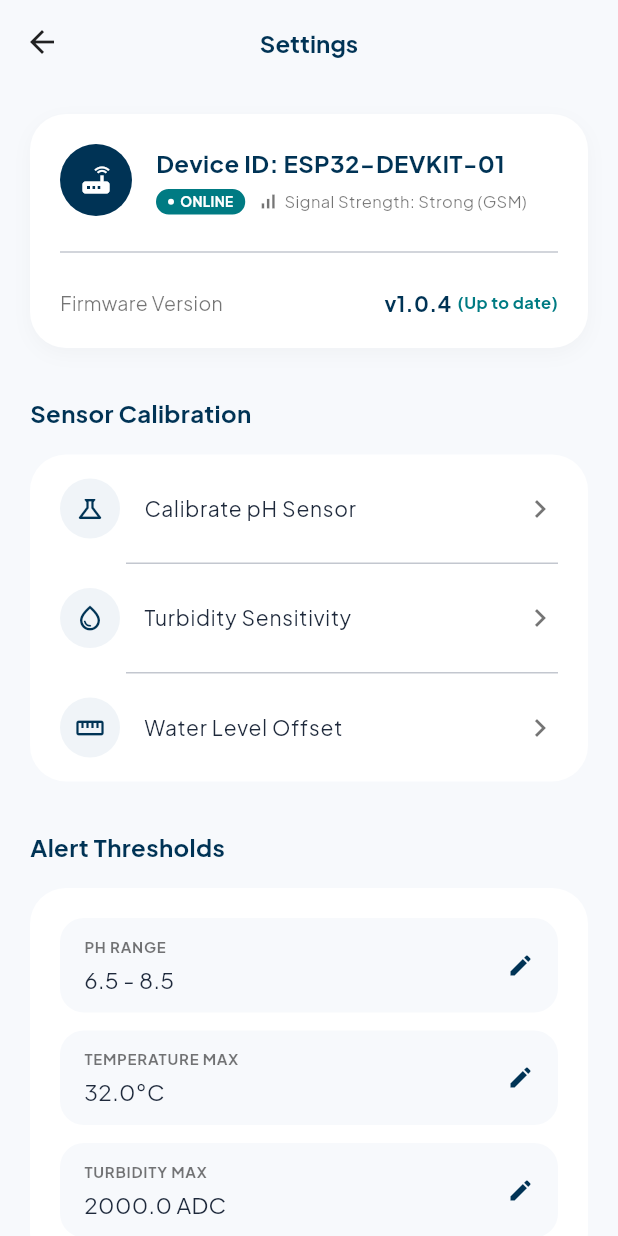
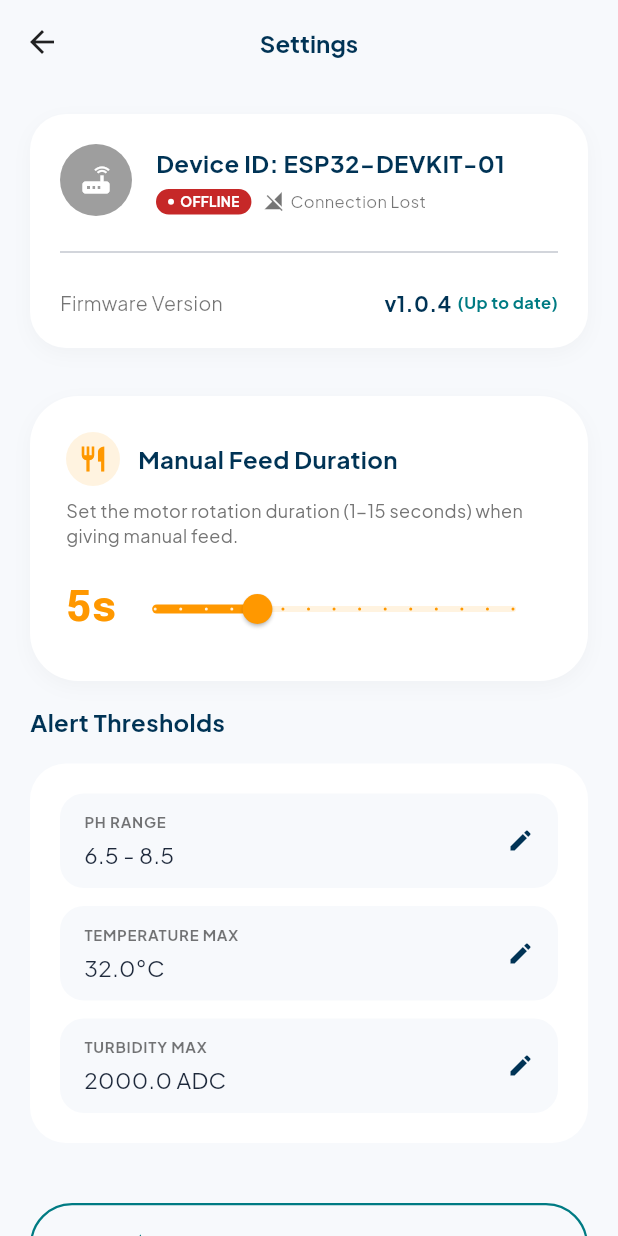
Before and after one commit to nifnip22/AquaSense, a Flutter app: the SettingsScreen screen opened directly, on a phone screen of 412 x 824 dp. Run offline on Flutter 3.47's test engine with Material 3 defaults, Android fonts, the phone set to English and light mode, and no system bars; our stand-ins replace connectivity_plus, fl_chart, flutter_dotenv, flutter_local_notifications, google_fonts, shared_preferences and 1 more; accounts and stored records are empty.

Commit message:
Implements Reset Settings Button and others in Settings Page

```diff
--- a/aquasense_frontend/lib/features/settings/screens/settings_screen.dart
+++ b/aquasense_frontend/lib/features/settings/screens/settings_screen.dart
@@ -2,13 +2,61 @@ import 'package:flutter/material.dart';
 import 'package:google_fonts/google_fonts.dart';
 import '../../../shared/widgets/secondary_app_bar.dart';
 import '../widgets/device_info_card.dart';
-import '../widgets/calibration_section.dart';
+// import '../widgets/calibration_section.dart';
 import '../widgets/thresholds_section.dart';
 import 'package:provider/provider.dart';
 import '../providers/settings_provider.dart';
 
 class SettingsScreen extends StatelessWidget {
   const SettingsScreen({super.key});
+
+  void _showResetDialog(BuildContext context) {
+    showDialog(
+      context: context,
+      builder: (ctx) => AlertDialog(
+        shape: RoundedRectangleBorder(borderRadius: BorderRadius.circular(24)),
+        title: Row(
+          children: [
+            const Icon(Icons.settings_backup_restore, color: Color(0xFF007B83)),
+            const SizedBox(width: 8),
+            Text('Reset Settings', style: GoogleFonts.plusJakartaSans(fontWeight: FontWeight.bold, fontSize: 20)),
+          ],
+        ),
+        content: Text(
+          'Are you sure you want to return all sensor range and feed duration safe limits to their default values?',
+          style: GoogleFonts.plusJakartaSans(fontSize: 14, height: 1.5),
+        ),
+        actions: [
+          TextButton(
+            onPressed: () => Navigator.pop(ctx),
+            child: Text('Cancel', style: GoogleFonts.plusJakartaSans(fontWeight: FontWeight.bold, color: Colors.grey.shade600)),
+          ),
+          FilledButton(
+            style: FilledButton.styleFrom(
+              backgroundColor: const Color(0xFF007B83),
+              shape: RoundedRectangleBorder(borderRadius: BorderRadius.circular(12)),
+            ),
+            onPressed: () async {
+              Navigator.pop(ctx);
+
+              ScaffoldMessenger.of(context).showSnackBar(
+                const SnackBar(content: Text('Mereset pengaturan...'), duration: Duration(seconds: 1)),
+              );
+
+              await context.read<SettingsProvider>().resetToDefaultSettings();
+
+              if (context.mounted) {
+                ScaffoldMessenger.of(context).showSnackBar(
+                  const SnackBar(content: Text('Pengaturan berhasil dikembalikan ke default!'), backgroundColor: Color(0xFF007B83)),
+                );
+              }
+            },
+            child: Text('Yes, Reset', style: GoogleFonts.plusJakartaSans(fontWeight: FontWeight.bold)),
+          ),
+        ],
+      ),
+    );
+  }
 
   @override
   Widget build(BuildContext context) {
@@ -21,10 +69,8 @@ class SettingsScreen extends StatelessWidget {
           children: [
             const DeviceInfoCard(),
             const SizedBox(height: 32),
-            const CalibrationSection(),
-            const SizedBox(height: 32),
-            const ThresholdsSection(),
-            const SizedBox(height: 16),
+            // const CalibrationSection(),
+            // const SizedBox(height: 32),
             Consumer<SettingsProvider>(
               builder: (context, settings, child) {
                 return Container(
@@ -74,6 +120,8 @@ class SettingsScreen extends StatelessWidget {
                 );
               }
             ),
+            const SizedBox(height: 16),
+            const ThresholdsSection(),
             const SizedBox(height: 40),
             // Action Buttons
             SizedBox(
@@ -84,16 +132,10 @@ class SettingsScreen extends StatelessWidget {
                   side: const BorderSide(color: Color(0xFF007B83), width: 1.5),
                   shape: RoundedRectangleBorder(borderRadius: BorderRadius.circular(28)),
                 ),
-                onPressed: () {},
+                onPressed: () => _showResetDialog(context),
                 icon: const Icon(Icons.restart_alt, color: Color(0xFF007B83)),
-                label: const Text('Restart ESP32 Device', style: TextStyle(fontSize: 16, fontWeight: FontWeight.bold, color: Color(0xFF007B83))),
+                label: const Text('Restart Settings to Default', style: TextStyle(fontSize: 16, fontWeight: FontWeight.bold, color: Color(0xFF007B83))),
               ),
-            ),
-            const SizedBox(height: 16),
-            TextButton.icon(
-              onPressed: () {},
-              icon: const Icon(Icons.warning_amber_rounded, color: Color(0xFFC62828), size: 20),
-              label: Text('Factory Reset', style: GoogleFonts.plusJakartaSans(fontSize: 16, fontWeight: FontWeight.bold, color: const Color(0xFFC62828))),
             ),
             const SizedBox(height: 48),
 
@@ -101,7 +143,7 @@ class SettingsScreen extends StatelessWidget {
             const Icon(Icons.group_outlined, color: Colors.black45, size: 24),
             const SizedBox(height: 8),
             Text(
-              'TEAM MANAGEMENT (KELOMPOK 1)',
+              'AQUASENSE TEAM MANAGEMENT',
               style: GoogleFonts.plusJakartaSans(fontSize: 10, fontWeight: FontWeight.bold, color: Colors.black45, letterSpacing: 1.0),
             ),
             const SizedBox(height: 4),
--- a/aquasense_frontend/lib/features/settings/widgets/device_info_card.dart
+++ b/aquasense_frontend/lib/features/settings/widgets/device_info_card.dart
@@ -1,17 +1,27 @@
 import 'package:flutter/material.dart';
 import 'package:google_fonts/google_fonts.dart';
+import 'package:provider/provider.dart';
+import '../../monitoring/providers/sensor_provider.dart';
 
 class DeviceInfoCard extends StatelessWidget {
   const DeviceInfoCard({super.key});
 
   @override
   Widget build(BuildContext context) {
+    final isOnline = context.watch<SensorProvider>().isDeviceOnline;
+
     return Container(
       padding: const EdgeInsets.all(20),
       decoration: BoxDecoration(
         color: Colors.white,
         borderRadius: BorderRadius.circular(24),
-        boxShadow: [BoxShadow(color: Colors.black.withValues(alpha: 0.03), blurRadius: 10, offset: const Offset(0, 4))],
+        boxShadow: [
+          BoxShadow(
+            color: Colors.black.withValues(alpha: 0.03),
+            blurRadius: 10,
+            offset: const Offset(0, 4),
+          ),
+        ],
       ),
       child: Column(
         children: [
@@ -19,7 +29,12 @@ class DeviceInfoCard extends StatelessWidget {
             children: [
               Container(
                 padding: const EdgeInsets.all(12),
-                decoration: const BoxDecoration(color: Color(0xFF003355), shape: BoxShape.circle),
+                decoration: BoxDecoration(
+                  color: isOnline
+                      ? const Color(0xFF003355)
+                      : Colors.grey.shade500,
+                  shape: BoxShape.circle,
+                ),
                 child: const Icon(Icons.router, color: Colors.white, size: 24),
               ),
               const SizedBox(width: 16),
@@ -27,25 +42,68 @@ class DeviceInfoCard extends StatelessWidget {
                 child: Column(
                   crossAxisAlignment: CrossAxisAlignment.start,
                   children: [
-                    Text('Device ID: ESP32-DEVKIT-01', style: GoogleFonts.plusJakartaSans(fontSize: 16, fontWeight: FontWeight.bold, color: const Color(0xFF003355))),
+                    Text(
+                      'Device ID: ESP32-DEVKIT-01',
+                      style: GoogleFonts.plusJakartaSans(
+                        fontSize: 16,
+                        fontWeight: FontWeight.bold,
+                        color: const Color(0xFF003355),
+                      ),
+                    ),
                     const SizedBox(height: 6),
                     Row(
                       children: [
                         Container(
-                          padding: const EdgeInsets.symmetric(horizontal: 8, vertical: 2),
-                          decoration: BoxDecoration(color: const Color(0xFF007B83), borderRadius: BorderRadius.circular(12)),
+                          padding: const EdgeInsets.symmetric(
+                            horizontal: 8,
+                            vertical: 2,
+                          ),
+                          decoration: BoxDecoration(
+                            color: isOnline
+                                ? const Color(0xFF007B83)
+                                : const Color(0xFFC62828),
+                            borderRadius: BorderRadius.circular(12),
+                          ),
                           child: Row(
                             children: [
-                              Container(width: 4, height: 4, decoration: const BoxDecoration(color: Colors.white, shape: BoxShape.circle)),
+                              Container(
+                                width: 4,
+                                height: 4,
+                                decoration: const BoxDecoration(
+                                  color: Colors.white,
+                                  shape: BoxShape.circle,
+                                ),
+                              ),
                               const SizedBox(width: 4),
-                              Text('ONLINE', style: GoogleFonts.plusJakartaSans(fontSize: 9, fontWeight: FontWeight.bold, color: Colors.white)),
+                              Text(
+                                isOnline ? 'ONLINE' : 'OFFLINE',
+                                style: GoogleFonts.plusJakartaSans(
+                                  fontSize: 9,
+                                  fontWeight: FontWeight.bold,
+                                  color: Colors.white,
+                                ),
+                              ),
                             ],
                           ),
                         ),
                         const SizedBox(width: 8),
-                        const Icon(Icons.signal_cellular_alt, size: 14, color: Colors.black54),
+                        Icon(
+                          isOnline
+                              ? Icons.signal_cellular_alt
+                              : Icons.signal_cellular_off,
+                          size: 14,
+                          color: Colors.black54,
+                        ),
                         const SizedBox(width: 4),
-                        Text('Signal Strength: Strong (GSM)', style: GoogleFonts.plusJakartaSans(fontSize: 11, color: Colors.black54)),
+                        Text(
+                          isOnline
+                              ? 'Signal Strength: Strong (GSM)'
+                              : 'Connection Lost',
+                          style: GoogleFonts.plusJakartaSans(
+                            fontSize: 11,
+                            color: Colors.black54,
+                          ),
+                        ),
                       ],
                     ),
                   ],
@@ -53,16 +111,39 @@ class DeviceInfoCard extends StatelessWidget {
               ),
             ],
           ),
-          const Padding(padding: EdgeInsets.symmetric(vertical: 16), child: Divider()),
+          const Padding(
+            padding: EdgeInsets.symmetric(vertical: 16),
+            child: Divider(),
+          ),
           Row(
             mainAxisAlignment: MainAxisAlignment.spaceBetween,
             children: [
-              Text('Firmware Version', style: GoogleFonts.plusJakartaSans(fontSize: 13, color: Colors.black54)),
+              Text(
+                'Firmware Version',
+                style: GoogleFonts.plusJakartaSans(
+                  fontSize: 13,
+                  color: Colors.black54,
+                ),
+              ),
               Row(
                 children: [
-                  Text('v1.0.4', style: GoogleFonts.plusJakartaSans(fontSize: 14, fontWeight: FontWeight.bold, color: const Color(0xFF003355))),
+                  Text(
+                    'v1.0.4',
+                    style: GoogleFonts.plusJakartaSans(
+                      fontSize: 14,
+                      fontWeight: FontWeight.bold,
+                      color: const Color(0xFF003355),
+                    ),
+                  ),
                   const SizedBox(width: 4),
-                  Text('(Up to date)', style: GoogleFonts.plusJakartaSans(fontSize: 11, fontWeight: FontWeight.bold, color: const Color(0xFF007B83))),
+                  Text(
+                    '(Up to date)',
+                    style: GoogleFonts.plusJakartaSans(
+                      fontSize: 11,
+                      fontWeight: FontWeight.bold,
+                      color: const Color(0xFF007B83),
+                    ),
+                  ),
                 ],
               ),
             ],
--- a/aquasense_frontend/lib/shared/widgets/custom_app_bar.dart
+++ b/aquasense_frontend/lib/shared/widgets/custom_app_bar.dart
@@ -62,7 +62,7 @@ class CustomAppBar extends StatelessWidget implements PreferredSizeWidget {
       ),
       actions: [
         IconButton(
-          icon: const Icon(Icons.more_vert, color: Colors.black54),
+          icon: const Icon(Icons.settings_outlined, color: Colors.black54),
           onPressed: () {
             Navigator.push(
               context,
```
Also changed, not shown: aquasense_frontend/lib/features/settings/providers/settings_provider.dart (+29 -0 lines).
